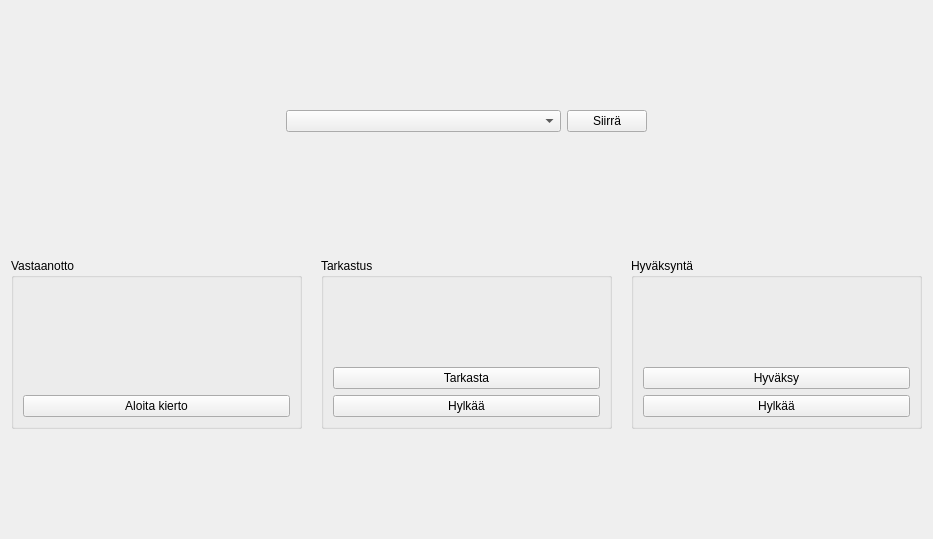
Above: kitsas/kierto/kierto.ui from artoh/kitupiikki before the change. Below: the same form after it.
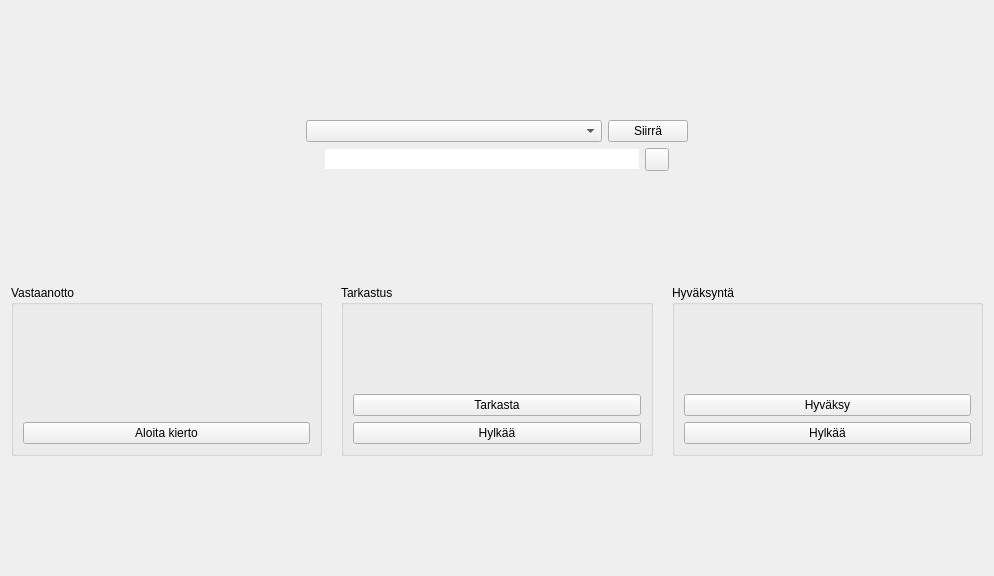
That is the form after the change. Icons and pictures are not drawn.

Diff of the .ui file:
```diff
--- a/kitsas/kierto/kierto.ui
+++ b/kitsas/kierto/kierto.ui
@@ -6,8 +6,8 @@
    <rect>
     <x>0</x>
     <y>0</y>
-    <width>933</width>
-    <height>539</height>
+    <width>994</width>
+    <height>576</height>
    </rect>
   </property>
   <property name="windowTitle">
@@ -79,14 +79,55 @@
     </layout>
    </item>
    <item>
-    <widget class="QLabel" name="ibanLabel">
-     <property name="text">
-      <string/>
-     </property>
-     <property name="alignment">
-      <set>Qt::AlignCenter</set>
-     </property>
-    </widget>
+    <layout class="QHBoxLayout" name="horizontalLayout_3">
+     <item>
+      <spacer name="horizontalSpacer_3">
+       <property name="orientation">
+        <enum>Qt::Horizontal</enum>
+       </property>
+       <property name="sizeHint" stdset="0">
+        <size>
+         <width>40</width>
+         <height>20</height>
+        </size>
+       </property>
+      </spacer>
+     </item>
+     <item>
+      <widget class="QLineEdit" name="ibanLabel">
+       <property name="frame">
+        <bool>false</bool>
+       </property>
+       <property name="readOnly">
+        <bool>true</bool>
+       </property>
+      </widget>
+     </item>
+     <item>
+      <widget class="QToolButton" name="kopioiIban">
+       <property name="text">
+        <string/>
+       </property>
+       <property name="icon">
+        <iconset resource="../pic/pic.qrc">
+         <normaloff>:/pic/edit-copy.png</normaloff>:/pic/edit-copy.png</iconset>
+       </property>
+      </widget>
+     </item>
+     <item>
+      <spacer name="horizontalSpacer_4">
+       <property name="orientation">
+        <enum>Qt::Horizontal</enum>
+       </property>
+       <property name="sizeHint" stdset="0">
+        <size>
+         <width>40</width>
+         <height>20</height>
+        </size>
+       </property>
+      </spacer>
+     </item>
+    </layout>
    </item>
    <item>
     <spacer name="verticalSpacer_2">
```
